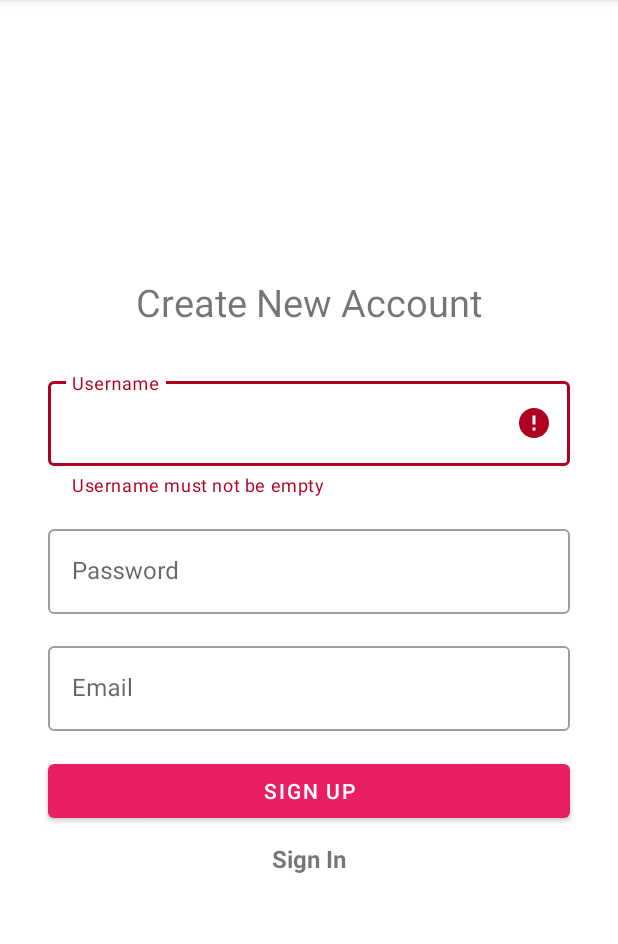
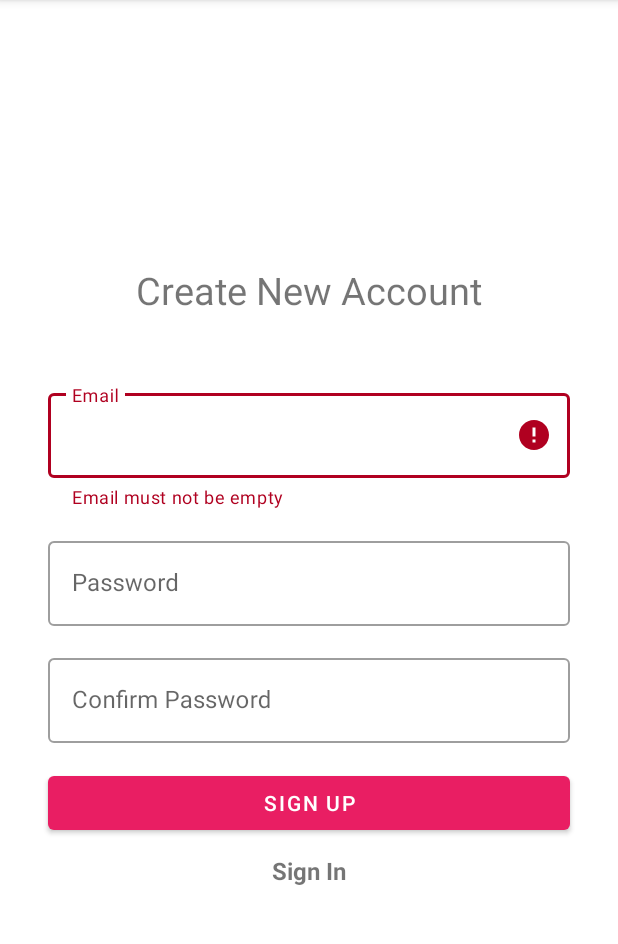
Before and after one commit to SHEHZAD22/video-player, an Android app: the screen it shows after launch (RegisterActivity), after a tap on "SIGN UP", on a phone screen of 412 x 824 dp, the part 84-1028 px from its top. Run offline under Robolectric (Android 15) with nearby library versions, the phone set to English and light mode, and no system bars; our stand-ins replace Firebase (no records; nobody signed in at launch, a user with empty details on screens opened directly).

Commit message:
updated all files

```diff
--- a/GifsVideo/app/src/main/java/com/shehzad/gifsvideo/RegisterActivity.java
+++ b/GifsVideo/app/src/main/java/com/shehzad/gifsvideo/RegisterActivity.java
@@ -1,5 +1,6 @@
 package com.shehzad.gifsvideo;
 
+import android.app.ProgressDialog;
 import android.content.Intent;
 import android.content.SharedPreferences;
 import android.os.Bundle;
@@ -11,23 +12,32 @@ import android.view.View;
 import android.widget.Button;
 import android.widget.EditText;
 import android.widget.TextView;
+import android.widget.Toast;
 
+import androidx.annotation.NonNull;
 import androidx.appcompat.app.AlertDialog;
 import androidx.appcompat.app.AppCompatActivity;
 
+import com.google.android.gms.tasks.OnCompleteListener;
+import com.google.android.gms.tasks.Task;
 import com.google.android.material.textfield.TextInputLayout;
+import com.google.firebase.auth.AuthResult;
+import com.google.firebase.auth.FirebaseAuth;
+import com.google.firebase.auth.FirebaseUser;
 import com.shehzad.gifsvideo.preferences.ManagePreferences;
 
 
 public class RegisterActivity extends AppCompatActivity {
-    private TextInputLayout textUsername,textPassword,textEmail;
+    private TextInputLayout textConfirmPassword, textPassword, textEmail;
     private Button register;
     private TextView login;
+    private ManagePreferences managePreferences;
 
-    final String PREF = "loginpreference";
+    FirebaseAuth firebaseAuth;
+    FirebaseUser firebaseUser;
 
-    SharedPreferences sharedPreferences;
-    private ManagePreferences managePreferences;
+    private final String emailPattern = "[a-zA-Z0-9._-]+@[a-z]+\\.+[a-z]+";
+    ProgressDialog progressDialog;
 
     @Override
     protected void onCreate(Bundle savedInstanceState) {
@@ -42,15 +52,23 @@ public class RegisterActivity extends AppCompatActivity {
 
         setContentView(R.layout.register_page);
 
-        textUsername = findViewById(R.id.textUsernameInput);
+        textConfirmPassword = findViewById(R.id.textConfirmPasswordInput);
         textPassword = findViewById(R.id.textPasswordInput);
         textEmail = findViewById(R.id.textEmailInput);
         register = findViewById(R.id.signupButton);
         login = findViewById(R.id.signinButton);
 
-        register.setOnClickListener(view -> setRegistration());
+        firebaseAuth = FirebaseAuth.getInstance();
+        firebaseUser = firebaseAuth.getCurrentUser();
 
-        textUsername.getEditText().addTextChangedListener(createTextWatcher(textUsername));
+        progressDialog = new ProgressDialog(this);
+        progressDialog.setMessage("Please wait...");
+        progressDialog.setTitle("Registration");
+        progressDialog.setCanceledOnTouchOutside(false);
+
+        register.setOnClickListener(view -> setRegistration1());
+
+        textConfirmPassword.getEditText().addTextChangedListener(createTextWatcher(textConfirmPassword));
         textPassword.getEditText().addTextChangedListener(createTextWatcher(textPassword));
         textEmail.getEditText().addTextChangedListener(createTextWatcher(textEmail));
 
@@ -61,52 +79,35 @@ public class RegisterActivity extends AppCompatActivity {
 
     }
 
-//    private void setRegistration() {
-//        sharedPreferences = getSharedPreferences(PREF, MODE_PRIVATE);
-//        String username = textUsername.getText().toString();
-//        String password = textPassword.getText().toString();
-//        String email = textEmail.getText().toString();
-//
-//        SharedPreferences.Editor editor = sharedPreferences.edit();
-//        editor.putString("username", username);
-//        editor.putString("password", password);
-//        editor.putString("email", email);
-//        editor.commit();
-//
-//        startLoginActivity();
-//        finish();
-//    }
-
-    //Validation and error messages
-    private void setRegistration() {
-        sharedPreferences = getSharedPreferences(PREF,MODE_PRIVATE);
-        String username = textUsername.getEditText().getText().toString();
+    //signup validation and error messages
+    private void setRegistration1() {
+        String confirmPassword = textConfirmPassword.getEditText().getText().toString();
         String password = textPassword.getEditText().getText().toString();
         String email = textEmail.getEditText().getText().toString();
 
-        SharedPreferences.Editor editor = sharedPreferences.edit();
-        editor.putString("username", username);
-        editor.putString("password", password);
-        editor.putString("email", email);
-        editor.commit();
-
-        if (username.isEmpty()) textUsername.setError("Username must not be empty");
+        if (email.isEmpty()) textEmail.setError("Email must not be empty");
+        else if (!email.matches(emailPattern)) textEmail.setError("Enter Correct Email");
         else if (password.isEmpty()) textPassword.setError("Password must not be empty");
-        else if (email.isEmpty()) textEmail.setError("Email must not be empty");
-        else performRegistration();
-    }
-
-    private void performRegistration() {
-        textPassword.setEnabled(false);
-        textUsername.setEnabled(false);
-        register.setVisibility(View.INVISIBLE);
-
-        Handler handler = new Handler();
-        handler.postDelayed(() -> {
-            startLoginActivity();
-            finish();
-        }, 2000);
-
+        else if (password.length() < 6) textPassword.setError("Enter atleast 8 characters");
+        else if (!password.equals(confirmPassword))
+            textConfirmPassword.setError("Password not matched");
+        else {
+            progressDialog.show();
+            firebaseAuth.createUserWithEmailAndPassword(email, password).addOnCompleteListener(new OnCompleteListener<AuthResult>() {
+                @Override
+                public void onComplete(@NonNull Task<AuthResult> task) {
+                    if (task.isSuccessful()) {
+                        progressDialog.dismiss();
+                        startLoginActivity();
+                        finish();
+                        Toast.makeText(RegisterActivity.this, "Registered Succesfully", Toast.LENGTH_SHORT).show();
+                    } else {
+                        progressDialog.dismiss();
+                        Toast.makeText(RegisterActivity.this, "" + task.getException(), Toast.LENGTH_SHORT).show();
+                    }
+                }
+            });
+        }
     }
 
     //Error message cleanup
--- a/GifsVideo/app/src/main/java/com/shehzad/gifsvideo/api/Retro.java
+++ b/GifsVideo/app/src/main/java/com/shehzad/gifsvideo/api/Retro.java
@@ -20,12 +20,9 @@ public class Retro {
 
     //retro instance created only once
     private static Retro retroInstance = null;
-
     private String base_url = BuildConfig.BASE_URL;
     private Api api;
-
     private Retro() {
-
         //Authorization header for accessing the api
         OkHttpClient okHttpClient = new OkHttpClient.Builder()
                 .addInterceptor(
@@ -37,7 +34,6 @@ public class Retro {
                                 Request.Builder requestBuilder = orginal.newBuilder()
                                         .addHeader("Authorization",AUTH)
                                         .method(orginal.method(), orginal.body());
-
 
                                 Request request = requestBuilder.build();
                                 return chain.proceed(request);
--- a/GifsVideo/app/src/main/res/layout/activity_look_based.xml
+++ b/GifsVideo/app/src/main/res/layout/activity_look_based.xml
@@ -14,9 +14,8 @@
         app:layout_constraintLeft_toLeftOf="parent"
         app:layout_constraintRight_toRightOf="parent"
         app:layout_constraintBottom_toBottomOf="parent"
-        app:layout_constraintTop_toTopOf="parent"
-        tools:ignore="MissingClass">
+        app:layout_constraintTop_toTopOf="parent">
+
     </com.pd.lookatme.LookAtMe>
 
-
 </androidx.constraintlayout.widget.ConstraintLayout>
--- a/GifsVideo/app/src/main/res/layout/activity_splash_screen.xml
+++ b/GifsVideo/app/src/main/res/layout/activity_splash_screen.xml
@@ -26,7 +26,4 @@
         android:text="GifsVideo"
         android:textSize="30sp"
         android:textStyle="bold" />
-
-
-
 </RelativeLayout>
--- a/GifsVideo/app/src/main/res/layout/register_page.xml
+++ b/GifsVideo/app/src/main/res/layout/register_page.xml
@@ -18,16 +18,17 @@
             android:text="Create New Account"/>
 
         <com.google.android.material.textfield.TextInputLayout
-            android:id="@+id/textUsernameInput"
+            android:id="@+id/textEmailInput"
             style="@style/Widget.MaterialComponents.TextInputLayout.OutlinedBox"
             android:layout_width="match_parent"
             android:layout_height="wrap_content"
             android:layout_marginStart="32dp"
+            android:layout_marginTop="16dp"
             android:layout_marginEnd="32dp"
-            android:hint="Username">
+            android:hint="Email">
 
             <com.google.android.material.textfield.TextInputEditText
-                android:id="@+id/loginInput"
+                android:id="@+id/emailInput"
                 android:layout_width="match_parent"
                 android:layout_height="wrap_content"
                 android:inputType="textEmailAddress" />
@@ -53,22 +54,23 @@
         </com.google.android.material.textfield.TextInputLayout>
 
         <com.google.android.material.textfield.TextInputLayout
-            android:id="@+id/textEmailInput"
+            android:id="@+id/textConfirmPasswordInput"
             style="@style/Widget.MaterialComponents.TextInputLayout.OutlinedBox"
             android:layout_width="match_parent"
             android:layout_height="wrap_content"
             android:layout_marginStart="32dp"
             android:layout_marginTop="16dp"
             android:layout_marginEnd="32dp"
-            android:hint="Email">
+            android:hint="Confirm Password">
 
             <com.google.android.material.textfield.TextInputEditText
-                android:id="@+id/emailInput"
+                android:id="@+id/confirmPasswordInput"
                 android:layout_width="match_parent"
                 android:layout_height="wrap_content"
-                android:inputType="textEmailAddress" />
+                android:inputType="textPassword" />
 
         </com.google.android.material.textfield.TextInputLayout>
+
 
         <com.google.android.material.button.MaterialButton
             android:id="@+id/signupButton"
--- a/GifsVideo/app/src/main/res/menu/nav_menu.xml
+++ b/GifsVideo/app/src/main/res/menu/nav_menu.xml
@@ -18,6 +18,4 @@
             android:enabled="false"
             android:title="@string/version" />
     </group>
-
-
 </menu>
--- a/GifsVideo/build.gradle
+++ b/GifsVideo/build.gradle
@@ -6,6 +6,7 @@ buildscript {
     }
     dependencies {
         classpath "com.android.tools.build:gradle:7.0.2"
+        classpath 'com.google.gms:google-services:12.0.1'
 
         // NOTE: Do not place your application dependencies here; they belong
         // in the individual module build.gradle files
```
Also changed, not shown: GifsVideo/app/build.gradle (+5 -2 lines), GifsVideo/app/src/main/java/com/shehzad/gifsvideo/LoginActivity.java (+50 -44 lines), GifsVideo/app/src/main/java/com/shehzad/gifsvideo/LookBasedActivity.java (+2 -6 lines), GifsVideo/app/src/main/java/com/shehzad/gifsvideo/adapter/MyAdapter.java (+10 -10 lines), GifsVideo/app/src/main/res/layout/activity_login.xml (+3 -10 lines), GifsVideo/app/src/main/res/layout/video_bottom_sheet_layout.xml (+22 -22 lines), 1 other file.
